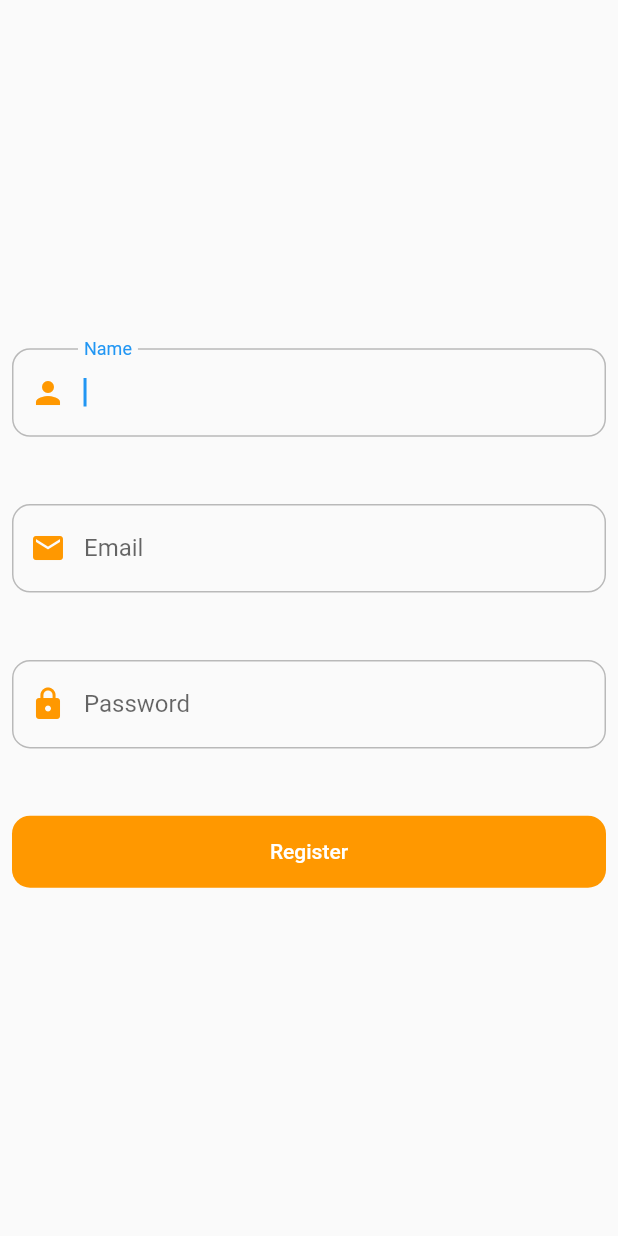
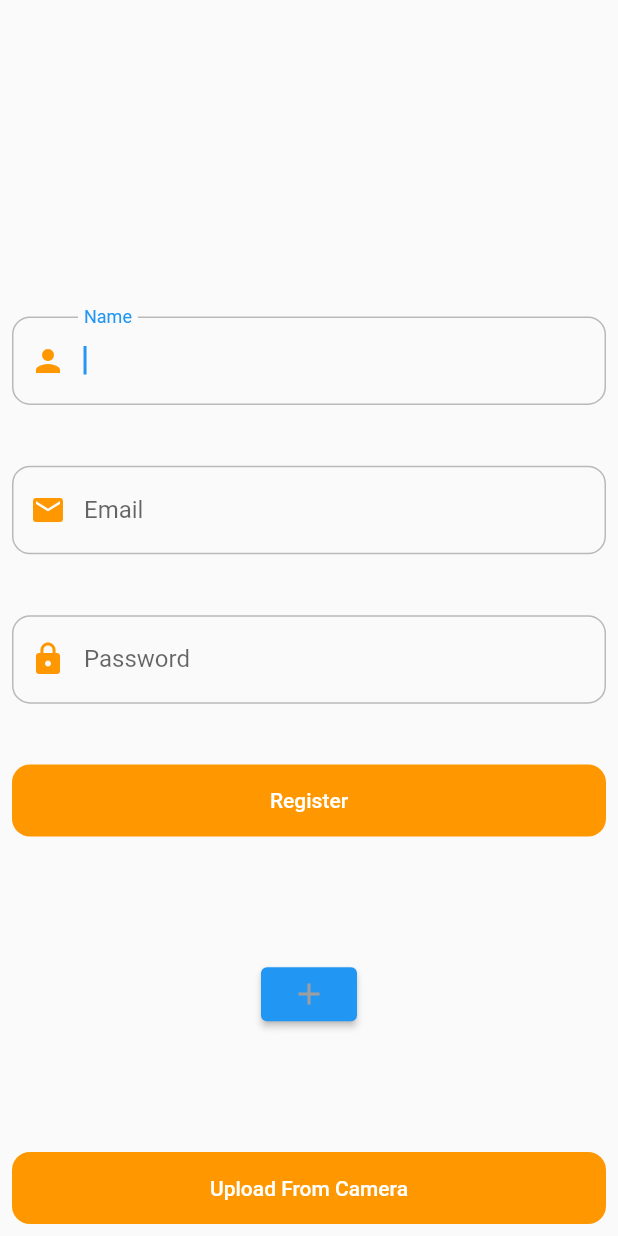
Before and after one commit to mustafa01-crypto/todo-app-with-nodeJS, a Flutter app: the TodoLogin screen opened directly, on a phone screen of 412 x 824 dp. Run offline on Flutter 3.47's test engine with Material 2 defaults, Android fonts, the phone set to English and light mode, and no system bars; our stand-ins replace animated_text_kit, flutter_slidable, flutter_spinkit, image_picker; network calls fail.

Commit message:
upload image

```diff
--- /dev/null
+++ b/lib/core/model/get_all_photos_model.dart
@@ -0,0 +1,50 @@
+// To parse this JSON data, do
+//
+//     final getAllPhotos = getAllPhotosFromJson(jsonString);
+
+import 'dart:convert';
+
+GetAllPhotos getAllPhotosFromJson(String str) =>
+    GetAllPhotos.fromJson(json.decode(str));
+
+String getAllPhotosToJson(GetAllPhotos data) => json.encode(data.toJson());
+
+class GetAllPhotos {
+  GetAllPhotos({
+    this.photos,
+  });
+
+  List<Photo>? photos;
+
+  factory GetAllPhotos.fromJson(Map<String, dynamic> json) => GetAllPhotos(
+        photos: List<Photo>.from(json["photos"].map((x) => Photo.fromJson(x))),
+      );
+
+  Map<String, dynamic> toJson() => {
+        "photos": List<dynamic>.from(photos!.map((x) => x.toJson())),
+      };
+}
+
+class Photo {
+  Photo({
+    this.id,
+    this.photo,
+    this.v,
+  });
+
+  String? id;
+  String? photo;
+  int? v;
+
+  factory Photo.fromJson(Map<String, dynamic> json) => Photo(
+        id: json["_id"],
+        photo: json["photo"],
+        v: json["__v"],
+      );
+
+  Map<String, dynamic> toJson() => {
+        "_id": id,
+        "photo": photo,
+        "__v": v,
+      };
+}
--- a/lib/main.dart
+++ b/lib/main.dart
@@ -32,7 +32,7 @@ class MyApp extends StatelessWidget {
           bodyText2: TextStyle(fontSize: 14.0, fontFamily: 'Hind'),
         ),
       ),
-      home: const CovidBackground(),
+      home: const TodoLogin(),
     );
   }
 }
--- a/lib/ui/todo_login.dart
+++ b/lib/ui/todo_login.dart
@@ -1,5 +1,11 @@
+import 'dart:convert';
+import 'dart:io';
+import 'package:http/http.dart' as http;
 import 'package:flutter/material.dart';
+import 'package:image_picker/image_picker.dart';
 import 'package:todo_app/core/service.dart';
+import 'package:path/path.dart';
+import 'package:async/async.dart';
 
 class TodoLogin extends StatefulWidget {
   const TodoLogin({Key? key}) : super(key: key);
@@ -9,12 +15,26 @@ class TodoLogin extends StatefulWidget {
 }
 
 class _TodoLoginState extends State<TodoLogin> {
+  File? _image;
+  final picker = ImagePicker();
   Service api = Service();
+
   TextEditingController t1 = TextEditingController();
   TextEditingController t2 = TextEditingController();
   TextEditingController t3 = TextEditingController();
 
   bool _flag = true;
+
+  Future getImage() async {
+    final pickedFile = await picker.pickImage(source: ImageSource.gallery);
+    setState(() {
+      if (pickedFile != null) {
+        _image = File(pickedFile.path);
+      } else {
+        print('No image selected.');
+      }
+    });
+  }
 
   @override
   Widget build(BuildContext context) {
@@ -81,7 +101,28 @@ class _TodoLoginState extends State<TodoLogin> {
                   )),
             ),
             const Spacer(
-              flex: 5,
+              flex: 2,
+            ),
+            ElevatedButton(onPressed: getImage, child: buildImage()),
+            const Spacer(
+              flex: 2,
+            ),
+            Container(
+              width: MediaQuery.of(context).size.height * 0.8,
+              decoration: BoxDecoration(
+                  color: Colors.orange,
+                  borderRadius: BorderRadius.circular(12)),
+              child: TextButton(
+                  onPressed: () {
+                    api.addImage(_image!.path);
+                    setState(() {
+                      _flag = !_flag;
+                    });
+                  },
+                  child: const Text(
+                    "Upload From Camera",
+                    style: TextStyle(color: Colors.white),
+                  )),
             ),
           ],
         ),
@@ -109,4 +150,18 @@ class _TodoLoginState extends State<TodoLogin> {
           borderSide: const BorderSide(color: Colors.black26)),
     );
   }
+
+  Widget buildImage() {
+    if (_image == null) {
+      return const Padding(
+        padding: EdgeInsets.fromLTRB(1, 1, 1, 1),
+        child: Icon(
+          Icons.add,
+          color: Colors.grey,
+        ),
+      );
+    } else {
+      return Text(_image!.path);
+    }
+  }
 }
--- a/pubspec.yaml
+++ b/pubspec.yaml
@@ -40,6 +40,7 @@ dependencies:
   flutter_spinkit: ^5.1.0
   provider: ^6.0.1
   simple_animations: ^4.0.1
+  image_picker: ^0.8.4+4
 
 dev_dependencies:
   flutter_launcher_icons: ^0.9.2
```
Also changed, not shown: lib/core/model/image.dart (added, +50 -0 lines), lib/core/service.dart (+43 -0 lines), lib/ui/get_photos.dart (added, +59 -0 lines), pubspec.lock.
